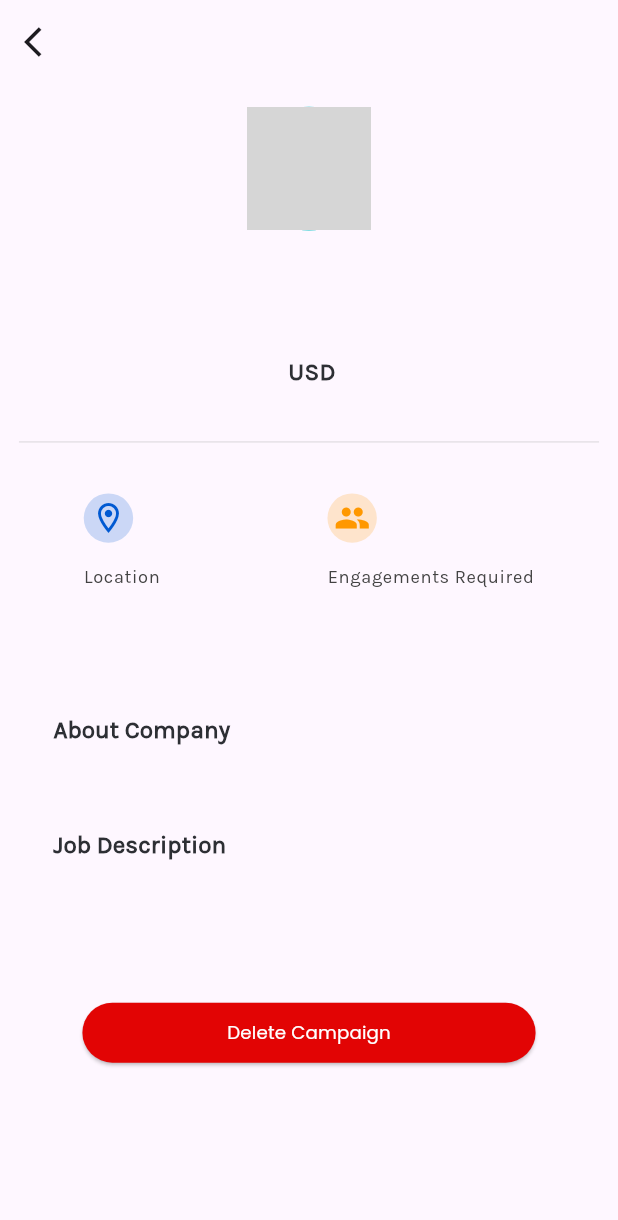
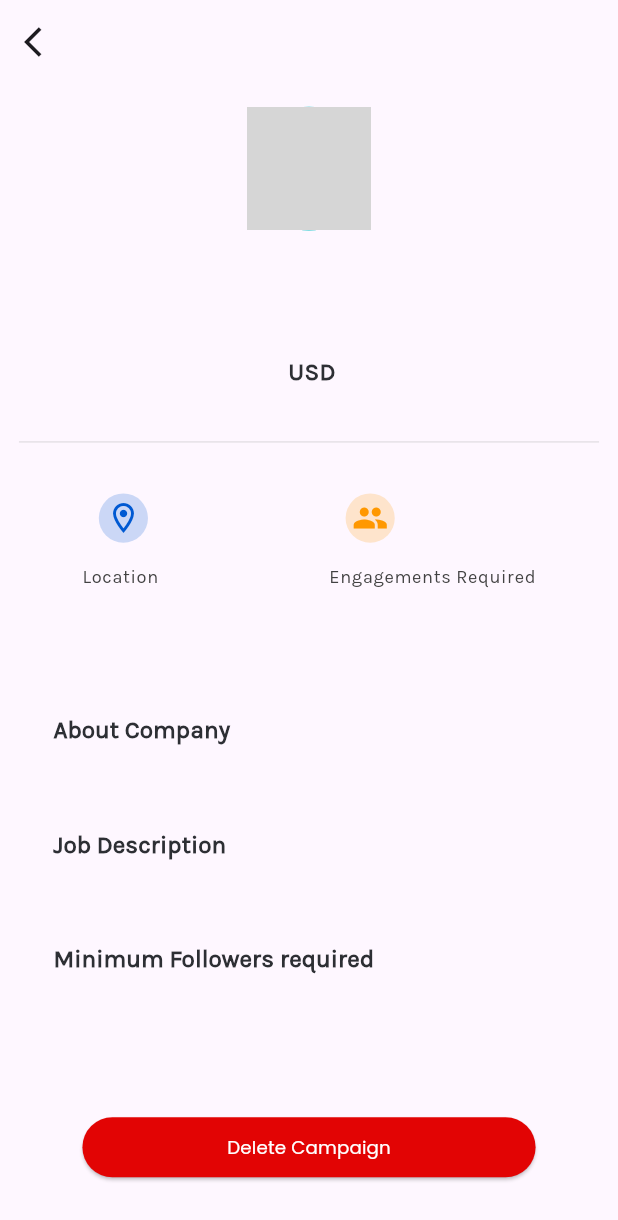
Before and after one commit to JesseZeph/flymedia, a Flutter app: the ViewCampaign screen opened directly with empty values, on a phone screen of 412 x 824 dp. Shown: the top 1220 px of the screen. Run offline on Flutter 3.47's test engine with Material 3 defaults, Android fonts, the phone set to English and light mode, and no system bars; drawn by our look-alikes of loading_overlay; our stand-ins replace cloud_firestore, easy_refresh, file_picker, firebase_auth, firebase_core, firebase_storage and 19 more; missing offline and left inert: background_downloader, dart_jsonwebtoken, flutter_tawk; accounts and stored records are empty; network calls fail; project files that could hold a hidden picture were left out; grey boxes are pictures that could not be loaded.

Commit message:
fix: UI improvements

```diff
--- a/lib/src/clientdashboard/screens/preview_listing.dart
+++ b/lib/src/clientdashboard/screens/preview_listing.dart
@@ -278,17 +278,18 @@ class CustomPreviewField extends StatelessWidget {
 
   @override
   Widget build(BuildContext context) {
-    return Container(
-      margin: EdgeInsets.all(26.r),
+    return Padding(
+      padding: EdgeInsets.all(26.r),
+      child: SizedBox(
         child: Column(
           crossAxisAlignment: CrossAxisAlignment.start,
           children: [
             Container(
-            width: 30.w,
+              width: 50.w,
               padding: EdgeInsets.all(4.w),
-            decoration: BoxDecoration(
-              color: containerColor,
-              borderRadius: BorderRadius.circular(50.r),
+              decoration:
+                  BoxDecoration(color: containerColor, shape: BoxShape.circle
+                      // borderRadius: BorderRadius.circular(50.r),
                       ),
               child: Icon(
                 icon,
@@ -318,6 +319,7 @@ class CustomPreviewField extends StatelessWidget {
             ),
           ],
         ),
+      ),
     );
   }
 }
--- a/lib/src/clientdashboard/screens/view_campaign.dart
+++ b/lib/src/clientdashboard/screens/view_campaign.dart
@@ -42,6 +42,7 @@ class _ViewCampaignState extends State<ViewCampaign> {
       progressIndicator: const AlertLoader(message: 'Deleting Campaign'),
       child: Scaffold(
           appBar: AppBar(
+            scrolledUnderElevation: 0,
             leading: IconButton(
               onPressed: () {
                 Navigator.pop(context);
@@ -156,6 +157,9 @@ class _ViewCampaignState extends State<ViewCampaign> {
                 HeadingAndSubText(
                     heading: 'Job Description',
                     subText: campaign.jobDescription),
+                HeadingAndSubText(
+                    heading: 'Minimum Followers required',
+                    subText: campaign.minFollowers.toString().formatFigures()),
                 Padding(
                   padding: EdgeInsets.all(50.w),
                   child: ElevatedButton(
```
Lines whose indentation alone changed are shown as unchanged.
